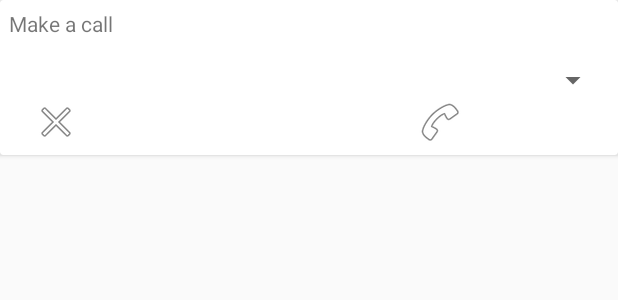
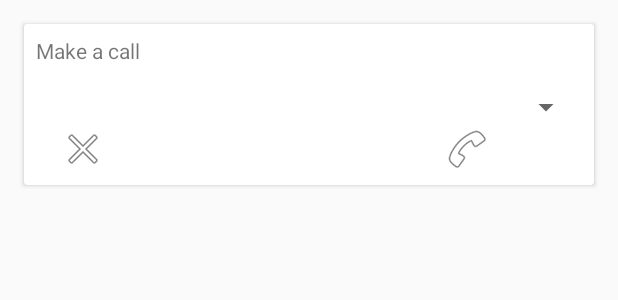
Before and after one commit to ameerhamza6733/urAmeer, an Android app: the layout activity_calling.xml on its own in the app's theme, with its tools: preview values and no code run, on a phone screen of 412 x 824 dp. Shown: the top 300 px of the screen. Run offline under Robolectric (Android 15) with nearby library versions, the phone set to English and light mode, and no system bars.

Commit message:
calling activity done

```diff
--- a/app/build.gradle
+++ b/app/build.gradle
@@ -34,7 +34,11 @@ dependencies {
     compile 'com.android.support.constraint:constraint-layout:1.0.0-alpha9'
     compile 'com.android.support:cardview-v7:25.3.1'
     compile 'com.github.Abhi347:NoobCameraFlash:0.1.2'
-    compile 'com.github.StephenVinouze:KontinuousSpeechRecognizer:1.0.2'
+    compile 'pub.devrel:easypermissions:0.4.2'
+    compile 'com.android.support:design:25.3.1'
+
+
+
     testCompile 'junit:junit:4.12'
 }
 repositories {
--- a/app/src/main/java/com/ameerhamza6733/okAmeer/MainActivity.kt
+++ b/app/src/main/java/com/ameerhamza6733/okAmeer/MainActivity.kt
@@ -6,6 +6,7 @@ import android.support.v7.app.AppCompatActivity
 import android.os.Bundle
 import android.widget.ImageButton
 import com.ameerhamza6733.okAmeer.fragment.voiceRecgonizationFragment
+import com.ameerhamza6733.okAmeer.utial.myTextToSpeech
 
 
 class MainActivity : AppCompatActivity() {
@@ -23,8 +24,11 @@ class MainActivity : AppCompatActivity() {
 
             newFragment.setStyle(1, R.style.AppTheme)
 
-            newFragment.show(fm, "fragment_voice_input")
+                      newFragment.show(fm, "fragment_voice_input")
         }
+        myTextToSpeech(this, "hi", "")
+
+
 
     }
 
--- a/app/src/main/java/com/ameerhamza6733/okAmeer/assistant/commands/CallCommand.java
+++ b/app/src/main/java/com/ameerhamza6733/okAmeer/assistant/commands/CallCommand.java
@@ -24,6 +24,6 @@ public class CallCommand implements Command {
 
     @Override
     public String getTtsPhrase() {
-       return null;
+       return "आप किसी कॉल करना चाहते हैं";
     }
 }
--- a/app/src/main/java/com/ameerhamza6733/okAmeer/assistant/commands/FlashlightOnCommand.java
+++ b/app/src/main/java/com/ameerhamza6733/okAmeer/assistant/commands/FlashlightOnCommand.java
@@ -12,6 +12,7 @@ import com.ameerhamza6733.okAmeer.assistant.commands.Receivers.FlashLightActivty
 /**
  * Created by AmeerHamza on 6/17/2017.
  */
+
 
 public class FlashlightOnCommand implements Command {
     @Override
--- a/app/src/main/java/com/ameerhamza6733/okAmeer/utial/sendHiEnglishDateToActivtys.java
+++ b/app/src/main/java/com/ameerhamza6733/okAmeer/utial/sendHiEnglishDateToActivtys.java
@@ -19,11 +19,10 @@ public class sendHiEnglishDateToActivtys  {
         nonHindiQurary = (NonHindiQurary) context;
 
 
-        if(ActivtyName.equals("CallingActivity"))
-        {
+
 
             nonHindiQurary.onNonHindiQuraryRecived(date);
-        }
+
 
     }
 }
--- a/app/src/main/res/layout/activity_calling.xml
+++ b/app/src/main/res/layout/activity_calling.xml
@@ -1,30 +1,42 @@
 <?xml version="1.0" encoding="utf-8"?>
-<android.support.v7.widget.CardView xmlns:android="http://schemas.android.com/apk/res/android"
+<LinearLayout xmlns:android="http://schemas.android.com/apk/res/android"
     xmlns:app="http://schemas.android.com/apk/res-auto"
     xmlns:tools="http://schemas.android.com/tools"
+    android:layout_width="wrap_content"
+    android:layout_height="wrap_content"
+   >
+
+    <android.support.v7.widget.CardView
+
         android:layout_width="match_parent"
         android:layout_height="wrap_content"
-    android:padding="8dp"
+        android:layout_margin="16dp"
 
         tools:context="com.ameerhamza6733.okAmeer.assistant.commands.Receivers.CallingActivity">
+
         <RelativeLayout
+            android:layout_margin="8dp"
             android:layout_width="wrap_content"
-    android:padding="6dp"
-    android:layout_height="wrap_content">
+            android:layout_height="wrap_content"
+           >
 
             <TextView
-        android:id="@+id/textView2"
+                android:id="@+id/making_call_in"
                 android:layout_width="303dp"
                 android:layout_height="wrap_content"
                 android:text="Make a call" />
 
             <Spinner
-        android:layout_marginTop="35dp"
                 android:id="@+id/caling_spinner"
+                android:layout_width="match_parent"
 
 
-        android:layout_width="match_parent"
-        android:layout_height="wrap_content" />
+                android:layout_height="wrap_content"
+                android:layout_alignParentLeft="true"
+                android:layout_alignParentStart="true"
+                android:layout_marginTop="35dp"
+                android:layout_toEndOf="@+id/making_call_in"
+                android:layout_toRightOf="@+id/making_call_in" />
 
             <ImageButton
                 android:id="@+id/caling_cancle"
@@ -42,11 +54,13 @@
                 android:id="@+id/caling_yas"
                 android:layout_width="wrap_content"
                 android:layout_height="wrap_content"
-        android:layout_alignEnd="@+id/textView2"
-        android:layout_alignRight="@+id/textView2"
+                android:layout_alignEnd="@+id/making_call_in"
+                android:layout_alignRight="@+id/making_call_in"
                 android:layout_below="@+id/caling_spinner"
                 android:background="@color/cardview_light_background"
                 app:srcCompat="@android:drawable/ic_menu_call" />
 
+
         </RelativeLayout>
     </android.support.v7.widget.CardView>
+</LinearLayout>
```
Also changed, not shown: app/src/main/AndroidManifest.xml (+6 -2 lines), app/src/main/java/com/ameerhamza6733/okAmeer/assistant/CommandInvoker.java (+18 -2 lines), app/src/main/java/com/ameerhamza6733/okAmeer/assistant/commands/Receivers/CallingActivity.java (+129 -40 lines), app/src/main/java/com/ameerhamza6733/okAmeer/assistant/commands/Receivers/setAlarmActivty.java (+94 -1 lines), app/src/main/java/com/ameerhamza6733/okAmeer/assistant/commands/setAlarm.java (+5 -39 lines), app/src/main/java/com/ameerhamza6733/okAmeer/fragment/voiceRecgonizationFragment.java (+25 -8 lines), app/src/main/res/layout/calling_activty.xml (added, +11 -0 lines). Lines whose indentation alone changed are shown as unchanged.
